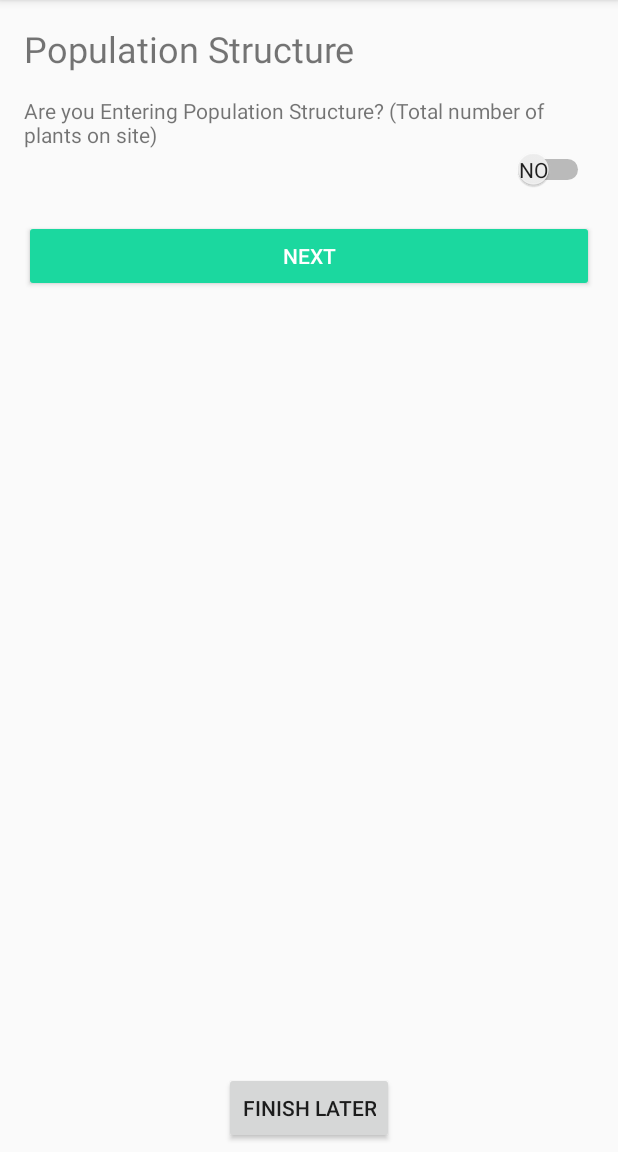
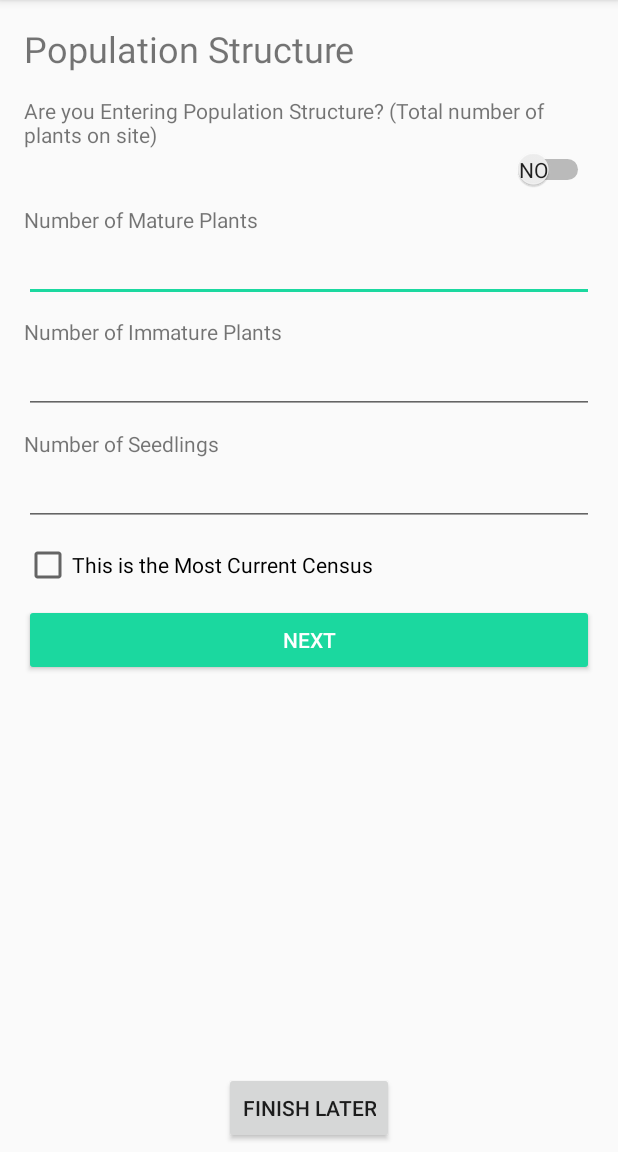
Before and after one commit to HACC2018/The-Bird-Squad, an Android app: the FormActivity2 screen opened directly, with no data from a screen before it, on a phone screen of 412 x 824 dp, the part 84-1236 px from its top. Run offline under Robolectric (Android 15) with nearby library versions, the phone set to English and light mode, and no system bars.

Commit message:
Form 2 data submissioin

```diff
--- a/appFolder/app/src/main/java/com/birdsquad/kumu/Form.java
+++ b/appFolder/app/src/main/java/com/birdsquad/kumu/Form.java
@@ -8,11 +8,12 @@ import java.util.Date;
 public class Form {
 
     private String speciesName;
+    private boolean isFinished = false;
+    private Date dateCreated;
     // Section 1
     private String wildOrOutplanted;
     private String taxonName;
     private ArrayList<Bitmap> images;
-    private Date observationDate;
     private String observerName;
     private String organizationName;
     private String island;
@@ -98,7 +99,6 @@ public class Form {
      * Missing: location and elevation
      * @param wildOrOutplanted
      * @param taxonName
-     * @param observationDate
      * @param observerName
      * @param organizationName
      * @param island
--- a/appFolder/app/src/main/java/com/birdsquad/kumu/FormActivity.java
+++ b/appFolder/app/src/main/java/com/birdsquad/kumu/FormActivity.java
@@ -16,6 +16,10 @@ public class FormActivity extends AppCompatActivity {
         setContentView(R.layout.activity_form);
     }
 
+    /**
+     * Submits section 1 form data to the current form, goes to next section of the form.
+     * @param view
+     */
     public void goToSection2(View view) {
         // check all fields and submit to current form
         Spinner woSpinner = (Spinner) findViewById(R.id.wildOutplantedDropdown);
--- a/appFolder/app/src/main/res/layout/activity_form2.xml
+++ b/appFolder/app/src/main/res/layout/activity_form2.xml
@@ -31,7 +31,7 @@
                 android:text="@string/population_structure" />
 
             <Switch
-                android:id="@+id/switch1"
+                android:id="@+id/enterPopStrucSwitch"
                 android:layout_width="match_parent"
                 android:layout_height="wrap_content"
                 android:showText="true"
@@ -47,7 +47,7 @@
                 android:layout_width="match_parent"
                 android:layout_height="match_parent"
                 android:orientation="vertical"
-                android:visibility="gone"
+                android:visibility="visible"
                 tools:layout_editor_absoluteX="8dp"
                 tools:layout_editor_absoluteY="67dp">
 
@@ -58,7 +58,7 @@
                     android:text="@string/mature_plants" />
 
                 <EditText
-                    android:id="@+id/editText11"
+                    android:id="@+id/numMaturePlantsBox"
                     android:layout_width="match_parent"
                     android:layout_height="wrap_content"
                     android:ems="10"
@@ -75,7 +75,7 @@
                     android:text="@string/immature_plants" />
 
                 <EditText
-                    android:id="@+id/editText12"
+                    android:id="@+id/numImmaturePlantsBox"
                     android:layout_width="match_parent"
                     android:layout_height="wrap_content"
                     android:ems="10"
@@ -92,7 +92,7 @@
                     android:text="@string/seedlings" />
 
                 <EditText
-                    android:id="@+id/editText13"
+                    android:id="@+id/numSeedlingsBox"
                     android:layout_width="match_parent"
                     android:layout_height="wrap_content"
                     android:ems="10"
@@ -101,6 +101,12 @@
                 <Space
                     android:layout_width="match_parent"
                     android:layout_height="10dp" />
+
+                <CheckBox
+                    android:id="@+id/currentCensusCheckbox"
+                    android:layout_width="match_parent"
+                    android:layout_height="wrap_content"
+                    android:text="This is the Most Current Census" />
 
             </LinearLayout>
 
@@ -136,6 +142,7 @@
         android:layout_height="wrap_content"
         android:layout_marginTop="8dp"
         android:layout_marginBottom="3dp"
+        android:onClick="finishLaterSection2"
         android:text="@string/save_for_later"
         app:layout_constraintBottom_toBottomOf="parent"
         app:layout_constraintEnd_toEndOf="parent"
```
